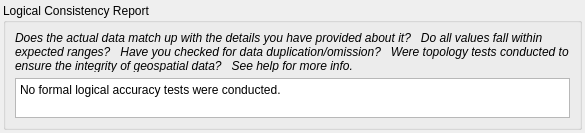
This is pymdwizard/gui/ui_files/logic.ui in DOI-USGS/fort-pymdwizard as Qt 5 draws it before an edit. The edited form follows.
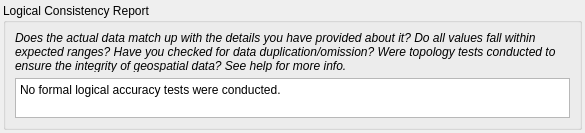
This is the edited form. Custom widgets are drawn as their Qt base class.

```diff
--- a/pymdwizard/gui/ui_files/logic.ui
+++ b/pymdwizard/gui/ui_files/logic.ui
@@ -61,7 +61,7 @@
          <string notr="true">font: italic;</string>
         </property>
         <property name="text">
-         <string>Does the actual data match up with the details you have provided about it?   Do all values fall within expected ranges?   Have you checked for data duplication/omission?   Were topology tests conducted to ensure the integrity of geospatial data?   See help for more info.</string>
+         <string>Does the actual data match up with the details you have provided about it? Do all values fall within expected ranges? Have you checked for data duplication/omission? Were topology tests conducted to ensure the integrity of geospatial data? See help for more info.</string>
         </property>
         <property name="wordWrap">
          <bool>true</bool>
```
